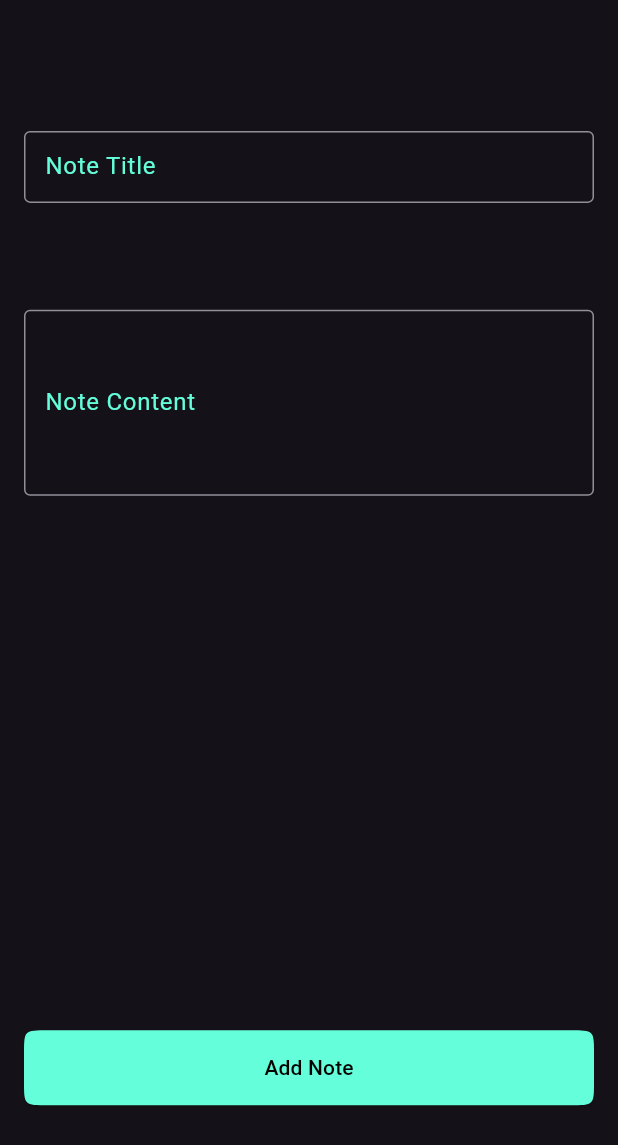
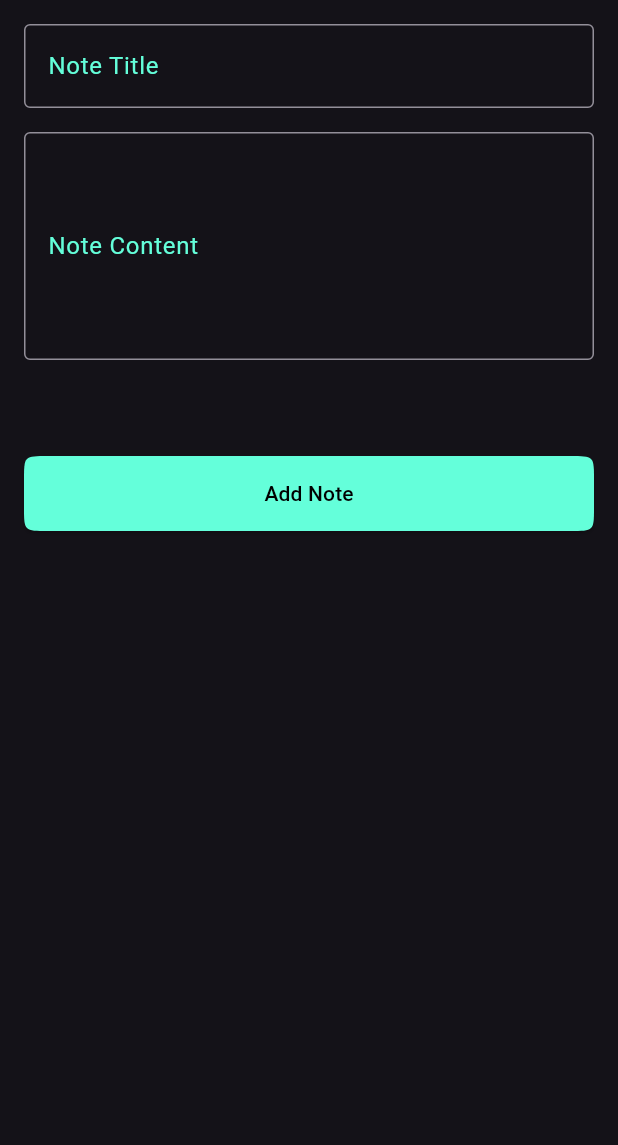
Before and after one commit to Adlywagdy/Notes_app, a Flutter app: the CustomBottomSheet widget shown alone on an empty page, opened directly, on a phone screen of 412 x 824 dp. Shown: the top 1145 px of the screen. Run offline on Flutter 3.47's test engine with Material 3 defaults, Android fonts, the phone set to English and light mode, and no system bars; Roboto replaces fonts that are missing (Poppins).

```diff
--- a/lib/widgets/custombottomsheet.dart
+++ b/lib/widgets/custombottomsheet.dart
@@ -2,26 +2,29 @@ import 'package:flutter/material.dart';
 import 'package:notes_app/widgets/customelevatedbutton.dart';
 import 'package:notes_app/widgets/customtextformfield.dart';
 
-class CustomBottomSheet extends StatelessWidget {
+class CustomBottomSheet extends StatefulWidget {
   const CustomBottomSheet({super.key});
 
   @override
+  State<CustomBottomSheet> createState() => _CustomBottomSheetState();
+}
+
+class _CustomBottomSheetState extends State<CustomBottomSheet> {
+  final GlobalKey<FormState> formKey = GlobalKey<FormState>();
+
+  @override
   Widget build(BuildContext context) {
-    final GlobalKey<FormState> formKey = GlobalKey<FormState>();
     return Padding(
       padding: const EdgeInsets.all(16),
       child: Form(
         key: formKey,
+        child: SingleChildScrollView(
           child: Column(
             children: [
-            Spacer(flex: 1),
               Customtextformfield(labelText: 'Note Title'),
-            Spacer(flex: 1),
-            Customtextformfield(
-              labelText: 'Note Content',
-              verticalPadding: 50.0,
-            ),
-            Spacer(flex: 5),
+              SizedBox(height: 16),
+              Customtextformfield(labelText: 'Note Content', maxLines: 5),
+              SizedBox(height: 64),
               CustomElevatedButton(
                 formKey: formKey,
                 onPressed: () {
@@ -30,8 +33,9 @@ class CustomBottomSheet extends StatelessWidget {
                   }
                 },
               ),
-            Spacer(flex: 1),
+              SizedBox(height: 8),
             ],
+          ),
         ),
       ),
     );
--- a/lib/widgets/customtextformfield.dart
+++ b/lib/widgets/customtextformfield.dart
@@ -2,21 +2,22 @@ import 'package:flutter/material.dart';
 
 class Customtextformfield extends StatelessWidget {
   final String labelText;
-  final double verticalPadding;
-  final double horizontalPadding;
+
+  final int? maxLines;
   final void Function(String)? onFieldSubmitted;
 
   const Customtextformfield({
     super.key,
     required this.labelText,
-    this.verticalPadding = 0,
-    this.horizontalPadding = 10,
+
     this.onFieldSubmitted,
+    this.maxLines = 1,
   });
 
   @override
   Widget build(BuildContext context) {
     return TextFormField(
+      maxLines: maxLines,
       validator: (value) {
         if (value == null || value.isEmpty) {
           return 'Please enter this field';
@@ -28,10 +29,6 @@ class Customtextformfield extends StatelessWidget {
         labelText: labelText,
         labelStyle: TextStyle(color: Colors.tealAccent),
 
-        contentPadding: EdgeInsets.symmetric(
-          vertical: verticalPadding,
-          horizontal: horizontalPadding,
-        ),
         border: OutlineInputBorder(),
         focusedBorder: OutlineInputBorder(
           borderSide: BorderSide(color: Colors.tealAccent),
```
Lines whose indentation alone changed are shown as unchanged.
